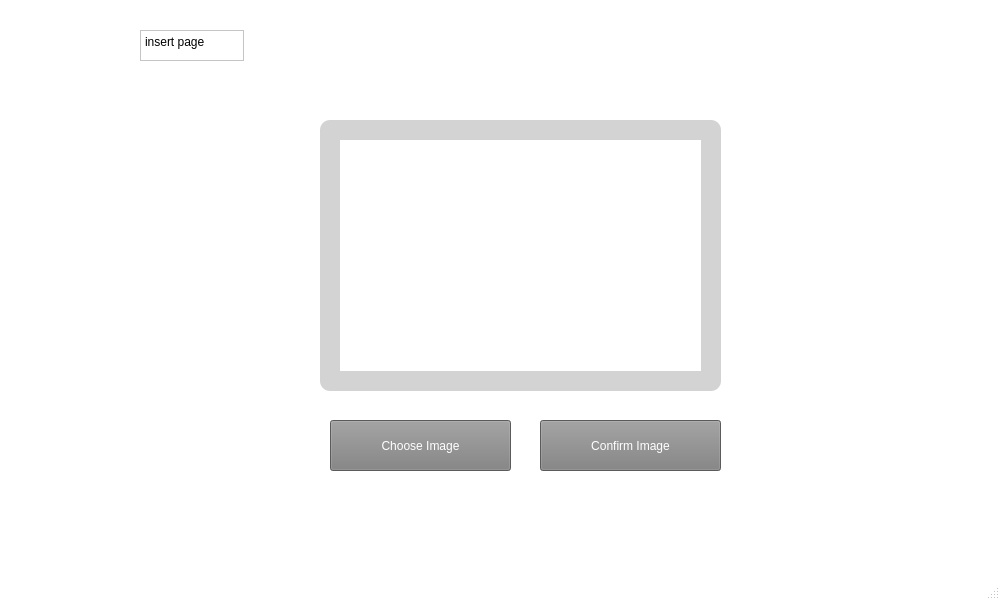
Qt form UI_ccir.ui (syaz131/Gui-cartoon-retrieval) before a commit.
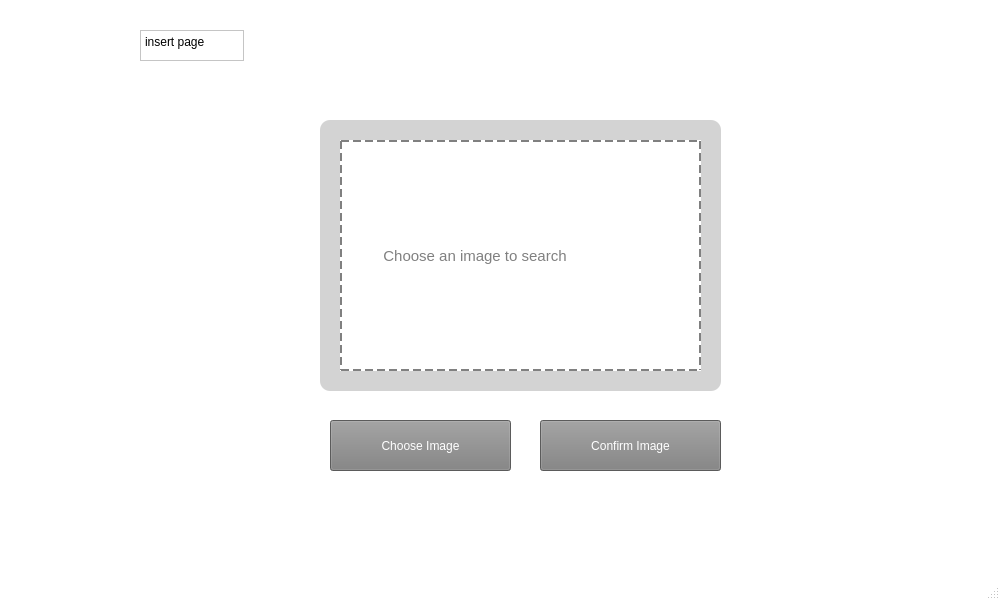
The same form after that commit. The open tabs and pages were chosen to show the change. Icons and pictures are not drawn.

```diff
--- a/UI_ccir.ui
+++ b/UI_ccir.ui
@@ -181,10 +181,13 @@
        </property>
        <property name="styleSheet">
         <string notr="true">background-color:white;
-border-radius: 0;</string>
+border-radius: 0;
+border: 2px dashed gray;
+font-size: 11pt;
+color: gray;</string>
        </property>
        <property name="text">
-        <string/>
+        <string>         Choose an image to search</string>
        </property>
        <property name="scaledContents">
         <bool>true</bool>
```
Left out of the diff: 5 changed lines with no effect on the pictures.
